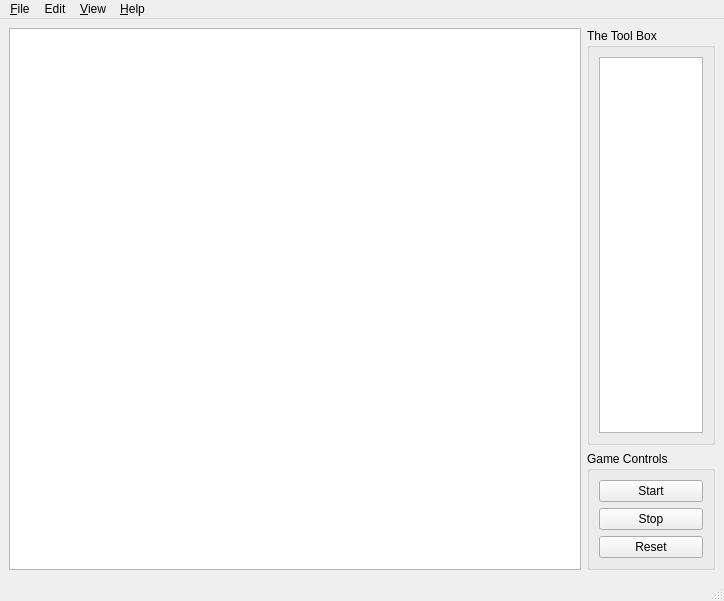
The window that src/view/MainWindow.ui (the-butterfly-effect/tbe) describes before a commit, drawn with Qt 5.
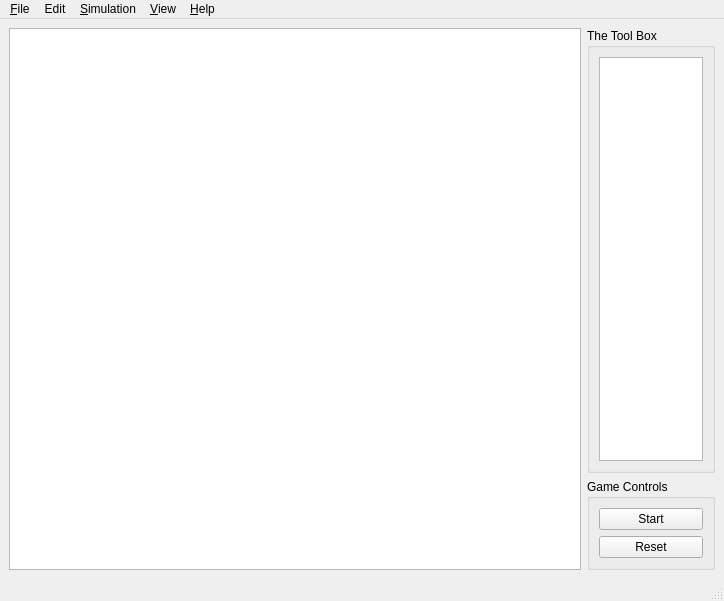
The same window after the commit.

Commit message: implement start/stop/timing infrastructure

Patch:
```diff
--- a/src/view/MainWindow.ui
+++ b/src/view/MainWindow.ui
@@ -84,13 +84,6 @@
          </property>
         </widget>
        </item>
-       <item>
-        <widget class="QPushButton" name="pushButton_Stop">
-         <property name="text">
-          <string>Stop</string>
-         </property>
-        </widget>
-       </item>
        <item>
         <widget class="QPushButton" name="pushButton_Reset">
          <property name="text">
@@ -109,7 +102,7 @@
      <x>0</x>
      <y>0</y>
      <width>724</width>
-     <height>23</height>
+     <height>21</height>
     </rect>
    </property>
    <widget class="QMenu" name="menuFile">
@@ -145,8 +138,17 @@
     <addaction name="separator"/>
     <addaction name="actionZoom_to_all"/>
    </widget>
+   <widget class="QMenu" name="menuSimulation">
+    <property name="title">
+     <string>&amp;Simulation</string>
+    </property>
+    <addaction name="actionStart"/>
+    <addaction name="actionStop"/>
+    <addaction name="actionReset"/>
+   </widget>
    <addaction name="menuFile"/>
    <addaction name="menuEdit"/>
+   <addaction name="menuSimulation"/>
    <addaction name="menuView"/>
    <addaction name="menuHelp"/>
   </widget>
```
Left out of the diff: 17 changed lines with no effect on the pictures. The commit also changes 5 other files.
